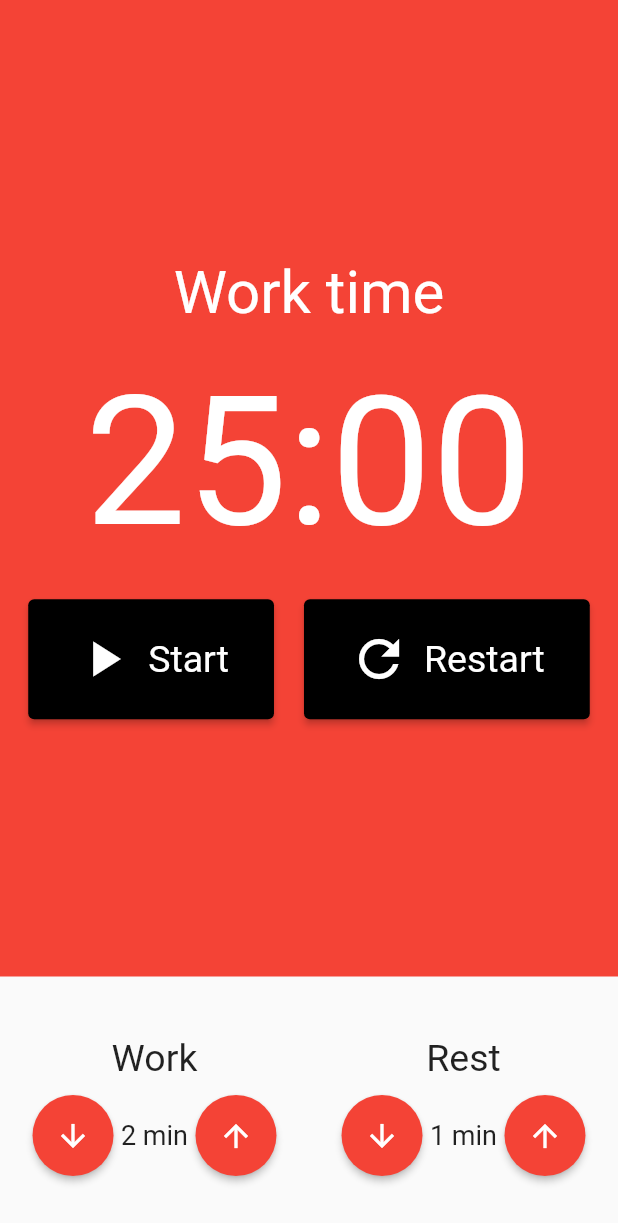
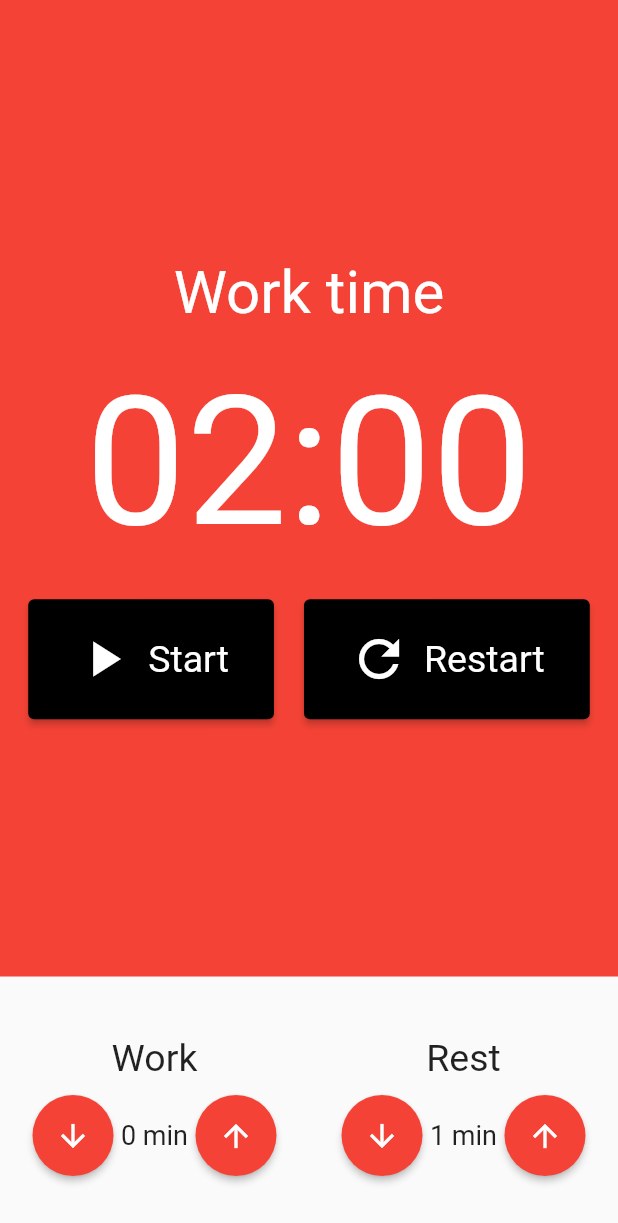
Before and after one commit to fsmaiorano/flutter_pomodoro, a Flutter app: the screen it shows after launch, after a tap on the "arrow downward" icon, on a phone screen of 412 x 824 dp. Shown: the top 1223 px of the screen. Run offline on Flutter 3.47's test engine with Material 2 defaults, Android fonts, the phone set to English and light mode, and no system bars; our stand-ins replace flutter_mobx, mobx; generated files the repository leaves out were written again.

```diff
--- a/lib/components/input_time.component.dart
+++ b/lib/components/input_time.component.dart
@@ -4,7 +4,15 @@ class InputTime extends StatelessWidget {
   final String title;
   final int value;
 
-  const InputTime({Key? key, required this.title, required this.value})
+  final void Function()? doIncrementTime;
+  final void Function()? doDecrementTime;
+
+  const InputTime(
+      {Key? key,
+      required this.title,
+      required this.value,
+      required this.doIncrementTime,
+      required this.doDecrementTime})
       : super(key: key);
 
   @override
@@ -18,7 +26,7 @@ class InputTime extends StatelessWidget {
           mainAxisAlignment: MainAxisAlignment.center,
           children: [
             ElevatedButton(
-              onPressed: () => {},
+              onPressed: doDecrementTime,
               style: ElevatedButton.styleFrom(
                 shape: const CircleBorder(),
                 padding: const EdgeInsets.all(15),
@@ -28,7 +36,7 @@ class InputTime extends StatelessWidget {
             ),
             Text('$value min', style: const TextStyle(fontSize: 18)),
             ElevatedButton(
-              onPressed: () => {},
+              onPressed: doIncrementTime,
               style: ElevatedButton.styleFrom(
                 shape: const CircleBorder(),
                 padding: const EdgeInsets.all(15),
--- a/lib/components/stop_watch.component.dart
+++ b/lib/components/stop_watch.component.dart
@@ -1,4 +1,5 @@
 import 'package:flutter/material.dart';
+import 'package:flutter_mobx/flutter_mobx.dart';
 import 'package:provider/provider.dart';
 
 import '../store/pomodoro.store.dart';
@@ -9,6 +10,8 @@ class StopWatch extends StatelessWidget {
 
   @override
   Widget build(BuildContext context) {
+    final store = Provider.of<PomodoroStore>(context);
+
     return Container(
       color: Colors.red,
       child: Column(
@@ -23,30 +26,46 @@ class StopWatch extends StatelessWidget {
             ),
           ),
           const SizedBox(height: 20),
-          const Text(
-            '25:00',
-            style: TextStyle(
+          Text(
+            '${store.minutes.toString().padLeft(2, '0')}:${store.seconds.toString().padLeft(2, '0')}',
+            style: const TextStyle(
               fontSize: 120,
               color: Colors.white,
             ),
           ),
           const SizedBox(height: 20),
-          Row(
-            mainAxisAlignment: MainAxisAlignment.center,
-            children: const [
-              Padding(
-                  padding: EdgeInsets.only(right: 10),
-                  child:
-                      StopWatchButton(text: "Start", icon: Icons.play_arrow)),
-              // Padding(
-              //     padding: EdgeInsets.only(right: 10),
-              //     child: StopWatchButton(text: "Stop", icon: Icons.stop)),
-              Padding(
-                padding: EdgeInsets.only(left: 10),
-                child: StopWatchButton(text: "Restart", icon: Icons.refresh),
-              ),
-            ],
-          )
+          Observer(
+              builder: (_) => Row(
+                    mainAxisAlignment: MainAxisAlignment.center,
+                    children: [
+                      if (!store.isRunning)
+                        Padding(
+                          padding: const EdgeInsets.only(right: 10),
+                          child: StopWatchButton(
+                            text: "Start",
+                            icon: Icons.play_arrow,
+                            onPressed: store.run,
+                          ),
+                        ),
+                      if (store.isRunning)
+                        Padding(
+                          padding: const EdgeInsets.only(right: 10),
+                          child: StopWatchButton(
+                            text: "Stop",
+                            icon: Icons.stop,
+                            onPressed: store.stop,
+                          ),
+                        ),
+                      Padding(
+                        padding: const EdgeInsets.only(left: 10),
+                        child: StopWatchButton(
+                          text: "Restart",
+                          icon: Icons.refresh,
+                          onPressed: store.restart,
+                        ),
+                      ),
+                    ],
+                  ))
         ],
       ),
     );
--- a/lib/components/stop_watch_button.dart
+++ b/lib/components/stop_watch_button.dart
@@ -3,8 +3,13 @@ import 'package:flutter/material.dart';
 class StopWatchButton extends StatelessWidget {
   final String text;
   final IconData icon;
+  final void Function()? onPressed;
 
-  const StopWatchButton({Key? key, required this.text, required this.icon})
+  const StopWatchButton(
+      {Key? key,
+      required this.text,
+      required this.icon,
+      required this.onPressed})
       : super(key: key);
 
   @override
--- a/lib/pages/pomodoro.page.dart
+++ b/lib/pages/pomodoro.page.dart
@@ -1,4 +1,5 @@
 import 'package:flutter/material.dart';
+import 'package:flutter_mobx/flutter_mobx.dart';
 import 'package:flutter_pomodoro/components/input_time.component.dart';
 import 'package:flutter_pomodoro/components/stop_watch.component.dart';
 import 'package:provider/provider.dart';
@@ -18,15 +19,26 @@ class PomodoroPage extends StatelessWidget {
         children: [
           const Expanded(child: StopWatch()),
           Padding(
-            padding: const EdgeInsets.symmetric(vertical: 40),
-            child: Row(
-              mainAxisAlignment: MainAxisAlignment.spaceAround,
-              children: [
-                InputTime(title: 'Work', value: store.timeWork),
-                InputTime(title: 'Rest', value: store.timeRest),
-              ],
-            ),
-          )
+              padding: const EdgeInsets.symmetric(vertical: 40),
+              child: Observer(
+                builder: (_) => Row(
+                  mainAxisAlignment: MainAxisAlignment.spaceAround,
+                  children: [
+                    InputTime(
+                      title: 'Work',
+                      value: store.timeWork,
+                      doIncrementTime: store.incrementTimeWork,
+                      doDecrementTime: store.decrementTimeWork,
+                    ),
+                    InputTime(
+                      title: 'Rest',
+                      value: store.timeRest,
+                      doIncrementTime: store.incrementTimeRest,
+                      doDecrementTime: store.decrementTimeRest,
+                    ),
+                  ],
+                ),
+              ))
         ],
       ),
     );
--- a/lib/store/pomodoro.store.dart
+++ b/lib/store/pomodoro.store.dart
@@ -7,10 +7,34 @@ class PomodoroStore = _PomodoroStore with _$PomodoroStore;
 
 abstract class _PomodoroStore with Store {
   @observable
+  bool isRunning = false;
+
+  @observable
+  int minutes = 2;
+
+  @observable
+  int seconds = 0;
+
+  @observable
   int timeWork = 2;
 
   @observable
   int timeRest = 1;
+
+  @action
+  void run() {
+    isRunning = true;
+  }
+
+  @action
+  void stop() {
+    isRunning = false;
+  }
+
+  @action
+  void restart() {
+    isRunning = false;
+  }
 
   @action
   void incrementTimeWork() {
```
Also changed, not shown: lib/store/pomodoro.store.g.dart, 1 other file.
